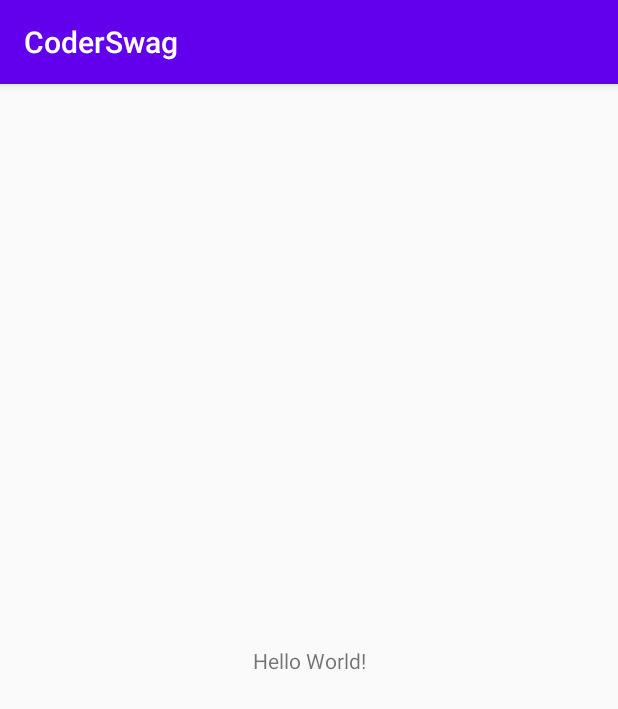
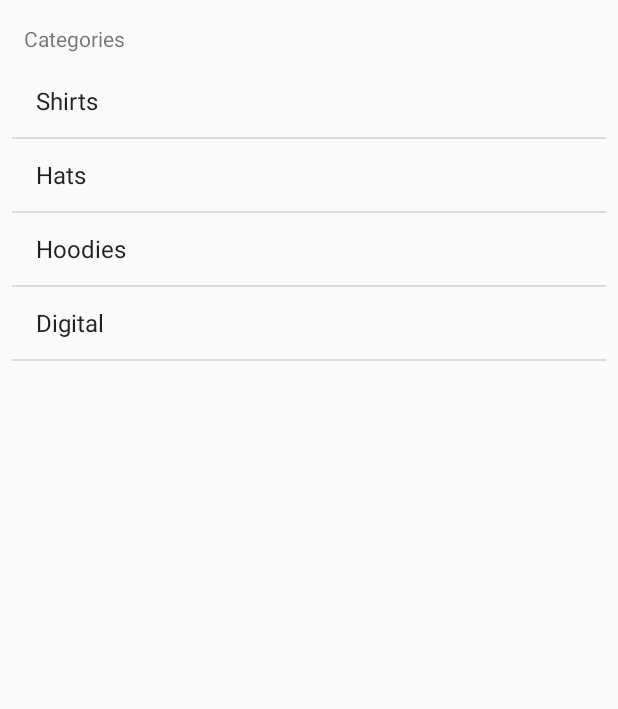
Before and after one commit to MartinHor/CoderSwag, an Android app: the screen it shows after launch (MainActivity), on a phone screen of 412 x 824 dp. Shown: the top 709 px of the screen. Run offline under Robolectric (Android 15) with nearby library versions, the phone set to English and light mode, and no system bars.

Commit message:
lesson-02

```diff
--- a/app/src/main/java/com/martinparker/coderswag/Controller/MainActivity.kt
+++ b/app/src/main/java/com/martinparker/coderswag/Controller/MainActivity.kt
@@ -2,12 +2,23 @@ package com.martinparker.coderswag.Controller
 
 import androidx.appcompat.app.AppCompatActivity
 import android.os.Bundle
+import android.widget.ArrayAdapter
+import com.martinparker.coderswag.Model.Category
 import com.martinparker.coderswag.R
+import com.martinparker.coderswag.Service.DataService
+import kotlinx.android.synthetic.main.activity_main.*
 
 class MainActivity : AppCompatActivity() {
+
+    lateinit var adapter : ArrayAdapter<Category>
 
     override fun onCreate(savedInstanceState: Bundle?) {
         super.onCreate(savedInstanceState)
         setContentView(R.layout.activity_main)
+
+        adapter = ArrayAdapter(this, android.R.layout.simple_list_item_1, DataService.categories)
+        categoryListView.adapter = adapter
     }
+
+
 }
--- a/app/src/main/java/com/martinparker/coderswag/Model/Category.kt
+++ b/app/src/main/java/com/martinparker/coderswag/Model/Category.kt
@@ -1,3 +1,8 @@
 package com.martinparker.coderswag.Model
 
-class Category (val title: String, val image: String)
+class Category (val title: String, val image: String){
+
+    override fun toString(): String {
+        return title
+    }
+}
--- a/app/src/main/res/layout/activity_main.xml
+++ b/app/src/main/res/layout/activity_main.xml
@@ -7,12 +7,26 @@
     tools:context=".Controller.MainActivity">
 
     <TextView
+        android:id="@+id/textView"
         android:layout_width="wrap_content"
         android:layout_height="wrap_content"
-        android:text="Hello World!"
-        app:layout_constraintBottom_toBottomOf="parent"
-        app:layout_constraintLeft_toLeftOf="parent"
-        app:layout_constraintRight_toRightOf="parent"
+        android:layout_marginStart="16dp"
+        android:layout_marginTop="16dp"
+        android:text="Categories"
+        app:layout_constraintStart_toStartOf="parent"
         app:layout_constraintTop_toTopOf="parent" />
 
+    <ListView
+        android:id="@+id/categoryListView"
+        android:layout_width="0dp"
+        android:layout_height="0dp"
+        android:layout_marginStart="8dp"
+        android:layout_marginTop="8dp"
+        android:layout_marginEnd="8dp"
+        android:layout_marginBottom="8dp"
+        app:layout_constraintBottom_toBottomOf="parent"
+        app:layout_constraintEnd_toEndOf="parent"
+        app:layout_constraintStart_toStartOf="parent"
+        app:layout_constraintTop_toBottomOf="@+id/textView" />
+
 </androidx.constraintlayout.widget.ConstraintLayout>
--- a/app/src/main/res/values/styles.xml
+++ b/app/src/main/res/values/styles.xml
@@ -1,7 +1,7 @@
 <resources>
 
     <!-- Base application theme. -->
-    <style name="AppTheme" parent="Theme.AppCompat.Light.DarkActionBar">
+    <style name="AppTheme" parent="Theme.AppCompat.Light.NoActionBar">
         <!-- Customize your theme here. -->
         <item name="colorPrimary">@color/colorPrimary</item>
         <item name="colorPrimaryDark">@color/colorPrimaryDark</item>
```
Also changed, not shown: app/src/main/res/layout/category_list_item.xml (added, +39 -0 lines).
